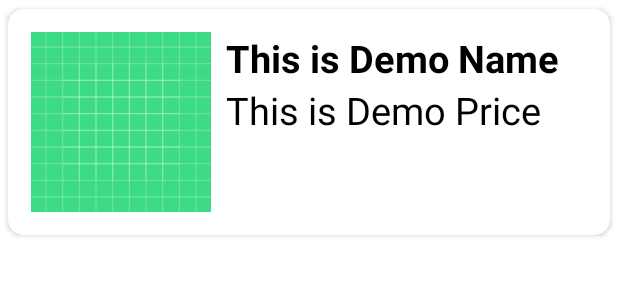
After one commit to MikhailGorbach/XB, an Android app: the layout card_disign.xml on its own in the app's theme, with its tools: preview values and no code run, on a phone screen of 412 x 824 dp. The commit adds this screen. Shown: the top 300 px of the screen. Run offline under Robolectric (Android 15) with nearby library versions, the phone set to English and light mode, and no system bars.

Commit message:
Add recyclerView and Adapter

```diff
--- a/FirebasePicture/app/build.gradle
+++ b/FirebasePicture/app/build.gradle
@@ -41,6 +41,7 @@ dependencies {
     implementation 'com.android.support.constraint:constraint-layout:2.0.1'
 
     implementation 'com.google.android.material:material:1.4.0'
+
     implementation 'com.google.firebase:firebase-analytics'
     implementation platform('com.google.firebase:firebase-bom:28.2.1')
     implementation 'androidx.legacy:legacy-support-v4:1.0.0'
@@ -50,11 +51,14 @@ dependencies {
     implementation 'com.google.ar.sceneform.ux:sceneform-ux:1.17.1'
     implementation 'com.google.ar.sceneform:assets:1.17.1'
 
-
     implementation 'androidx.recyclerview:recyclerview:1.2.1'
     implementation 'androidx.annotation:annotation:1.2.0'
 
     implementation 'com.ismaeldivita.chipnavigation:chip-navigation-bar:1.3.3'
     implementation "org.jetbrains.kotlin:kotlin-stdlib:1.3.21"
     implementation "androidx.coordinatorlayout:coordinatorlayout:1.1.0"
+
+    implementation 'com.google.firebase:firebase-firestore:19.4.0'
+    implementation 'com.firebaseui:firebase-ui-firestore:6.2.0'
+    implementation 'com.github.bumptech.glide:glide:4.11.0'
 }
--- a/FirebasePicture/app/src/main/java/com/example/firebasepicture/MenuFragment.java
+++ b/FirebasePicture/app/src/main/java/com/example/firebasepicture/MenuFragment.java
@@ -44,7 +44,7 @@ public class MenuFragment extends Fragment {
         btn.setOnClickListener(new View.OnClickListener() {
             @Override
             public void onClick(View v) {
-                getFragmentManager().beginTransaction().add(R.id.frame_layout_on_menu, new FragmentForButton()).commit();
+                getFragmentManager().beginTransaction().replace(R.id.fragment_container, new FragmentForButton()).commit();
             }
         });
 
--- /dev/null
+++ b/FirebasePicture/app/src/main/res/layout/card_disign.xml
@@ -0,0 +1,46 @@
+<?xml version="1.0" encoding="utf-8"?>
+<androidx.cardview.widget.CardView
+    xmlns:android="http://schemas.android.com/apk/res/android"
+    xmlns:app="http://schemas.android.com/apk/res-auto"
+    app:cardCornerRadius="10dp"
+    app:cardUseCompatPadding="true"
+    android:elevation="8dp"
+    android:layout_width="match_parent"
+    android:layout_height="wrap_content">
+
+    <RelativeLayout
+        android:layout_width="match_parent"
+        android:layout_height="wrap_content"
+        android:padding="15dp">
+
+        <ImageView
+            android:layout_width="120dp"
+            android:layout_height="120dp"
+            android:src="@drawable/ic_launcher_background"
+            android:id="@+id/img1"/>
+
+        <TextView
+            android:layout_width="match_parent"
+            android:layout_height="wrap_content"
+            android:id="@+id/txtTitle"
+            android:text="This is Demo Name"
+            android:textStyle="bold"
+            android:textSize="25sp"
+            android:textColor="#000"
+            android:layout_toRightOf="@id/img1"
+            android:layout_marginLeft="10dp"/>
+
+        <TextView
+            android:layout_width="match_parent"
+            android:layout_height="wrap_content"
+            android:id="@+id/txtPrice"
+            android:text="This is Demo Price"
+            android:textSize="25sp"
+            android:textColor="#000"
+            android:layout_toRightOf="@id/img1"
+            android:layout_below="@+id/txtTitle"
+            android:layout_marginLeft="10dp"/>
+
+    </RelativeLayout>
+
+</androidx.cardview.widget.CardView>
```
Also changed, not shown: FirebasePicture/app/src/main/java/com/example/firebasepicture/AdapterToCards.java (added, +50 -0 lines), FirebasePicture/app/src/main/java/com/example/firebasepicture/FragmentForButton.java (+33 -14 lines), FirebasePicture/app/src/main/java/com/example/firebasepicture/Model.java (added, +43 -0 lines), FirebasePicture/app/src/main/res/layout/fragment_for_button.xml (deleted, +0 -37 lines), FirebasePicture/app/src/main/res/layout/fragment_list.xml (added, +14 -0 lines).
